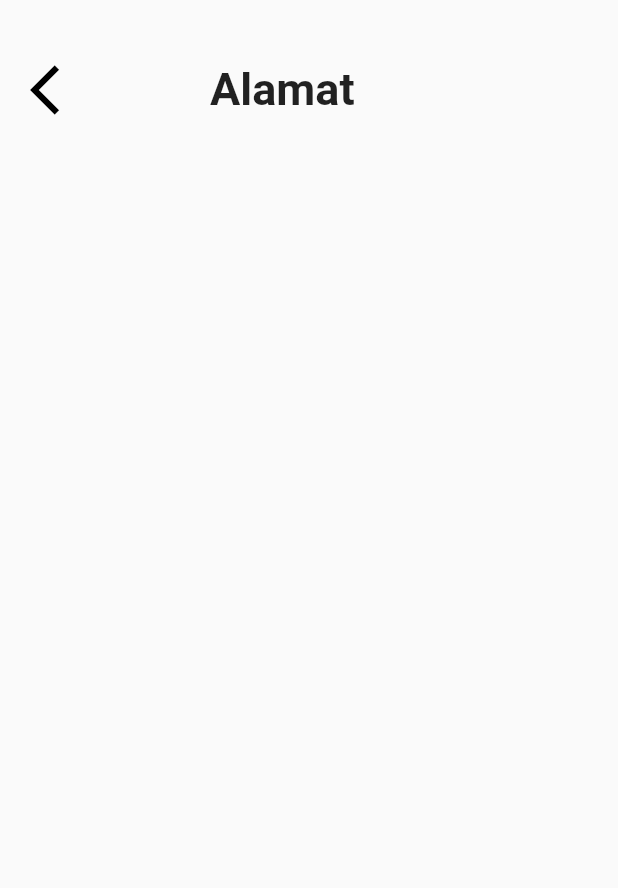
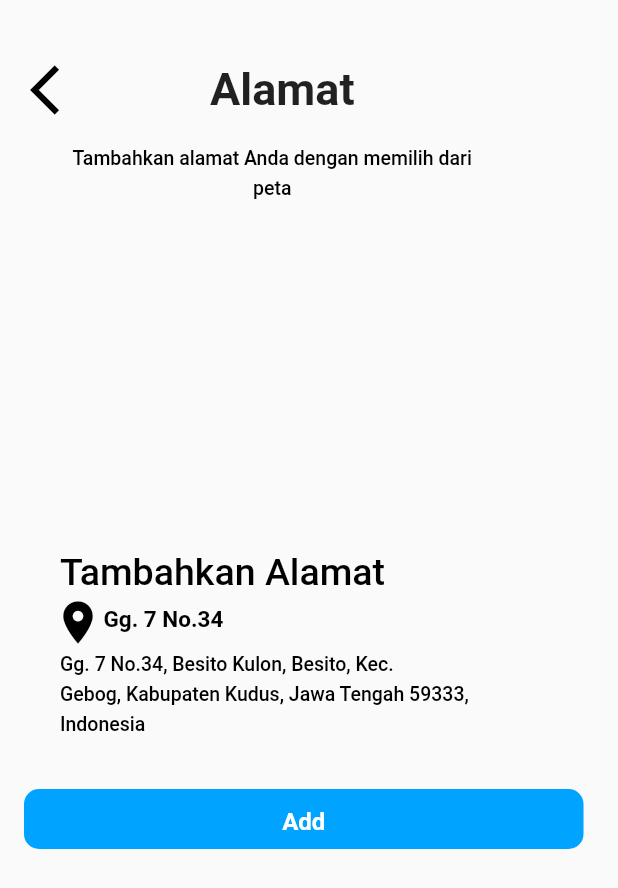
Before and after one commit to nouvosajja/Zuki-Laundry, a Flutter app: the alamat screen opened directly, on a phone screen of 412 x 824 dp. Shown: the top 888 px of the screen. Run offline on Flutter 3.47's test engine with Material 2 defaults, Android fonts, the light colour scheme and no system bars; our stand-ins replace grouped_list, iconly, shared_preferences; accounts and stored records are empty.

Commit message:
alamat.dart

```diff
--- a/lib/profile/alamat.dart
+++ b/lib/profile/alamat.dart
@@ -45,6 +45,116 @@ class _alamatState extends State<alamat> {
                       ),
                     ),
                   ),
+                  Container(
+                    margin: EdgeInsets.fromLTRB(40, 95, 0, 19),
+                    constraints: BoxConstraints(
+                      maxWidth: 283,
+                    ),
+                    child: Text(
+                      'Tambahkan alamat Anda dengan memilih dari peta',
+                      textAlign: TextAlign.center,
+                      style: TextStyle(
+                        fontSize: 13,
+                        fontWeight: FontWeight.w500,
+                        height: 1.5,
+                        color: Color(0xff000000),
+                      ),
+                    ),
+                  ),
+                  Container(
+                    // addaddressCTj (54:204)
+                    margin: EdgeInsets.fromLTRB(0, 0, 0, 50),
+                    width: double.infinity,
+                    child: Column(
+                      crossAxisAlignment: CrossAxisAlignment.start,
+                      children: [
+                        Container(
+                          // tambakhanalamat86V (54:205)
+                          margin: EdgeInsets.fromLTRB(40, 360, 0, 0),
+                          child: Text(
+                            'Tambahkan Alamat ',
+                            style: TextStyle(
+                              fontSize: 25,
+                              fontWeight: FontWeight.w500,
+                              height: 1.5,
+                              color: Color(0xff000000),
+                            ),
+                          ),
+                        ),
+                        Row(
+                          crossAxisAlignment: CrossAxisAlignment.start,
+                          children: [
+                            Container(
+                              margin: EdgeInsets.fromLTRB(35, 0, 0, 0),
+                              child: Container(
+                                child: Icon(
+                                  Icons.location_on,
+                                  size: 34,
+                                  color: Color.fromRGBO(0, 0, 0, 1),
+                                ),
+                              ),
+                            ),
+                            Container(
+                              margin: EdgeInsets.fromLTRB(0, 2, 0, 0),
+                              child: Text(
+                                'Gg. 7 No.34',
+                                style: TextStyle(
+                                  fontSize: 15,
+                                  fontWeight: FontWeight.w700,
+                                  height: 1.5,
+                                  color: Color(0xff000000),
+                                ),
+                              ),
+                            ),
+                          ],
+                        ),
+                        Container(
+                          margin: EdgeInsets.fromLTRB(40, 0, 0, 30),
+                          constraints: BoxConstraints(
+                            maxWidth: 310,
+                          ),
+                          child: Text(
+                            'Gg. 7 No.34, Besito Kulon, Besito, Kec.\nGebog, Kabupaten Kudus, Jawa Tengah 59333, Indonesia',
+                            style: TextStyle(
+                              fontSize: 13,
+                              fontWeight: FontWeight.w500,
+                              height: 1.5,
+                              color: Color(0xff000000),
+                            ),
+                          ),
+                        ),
+                        Container(
+                          // continuehBo (54:189)
+                          margin: EdgeInsets.fromLTRB(16, 0, 23, 0),
+                          child: TextButton(
+                            onPressed: () {},
+                            style: TextButton.styleFrom(
+                              padding: EdgeInsets.zero,
+                            ),
+                            child: Container(
+                              width: double.infinity,
+                              height: 40,
+                              decoration: BoxDecoration(
+                                color: Color(0xff00a3ff),
+                                borderRadius: BorderRadius.circular(10),
+                              ),
+                              child: Center(
+                                child: Text(
+                                  'Add',
+                                  style: TextStyle(
+                                    fontSize: 16,
+                                    fontWeight: FontWeight.w600,
+                                    height: 1.5,
+                                    color: Color(0xffffffff),
+                                  ),
+                                ),
+                              ),
+                            ),
+                          ),
+                        ),
+                      ],
+                    ),
+                  ),
                 ],
               ),
             ],
```
